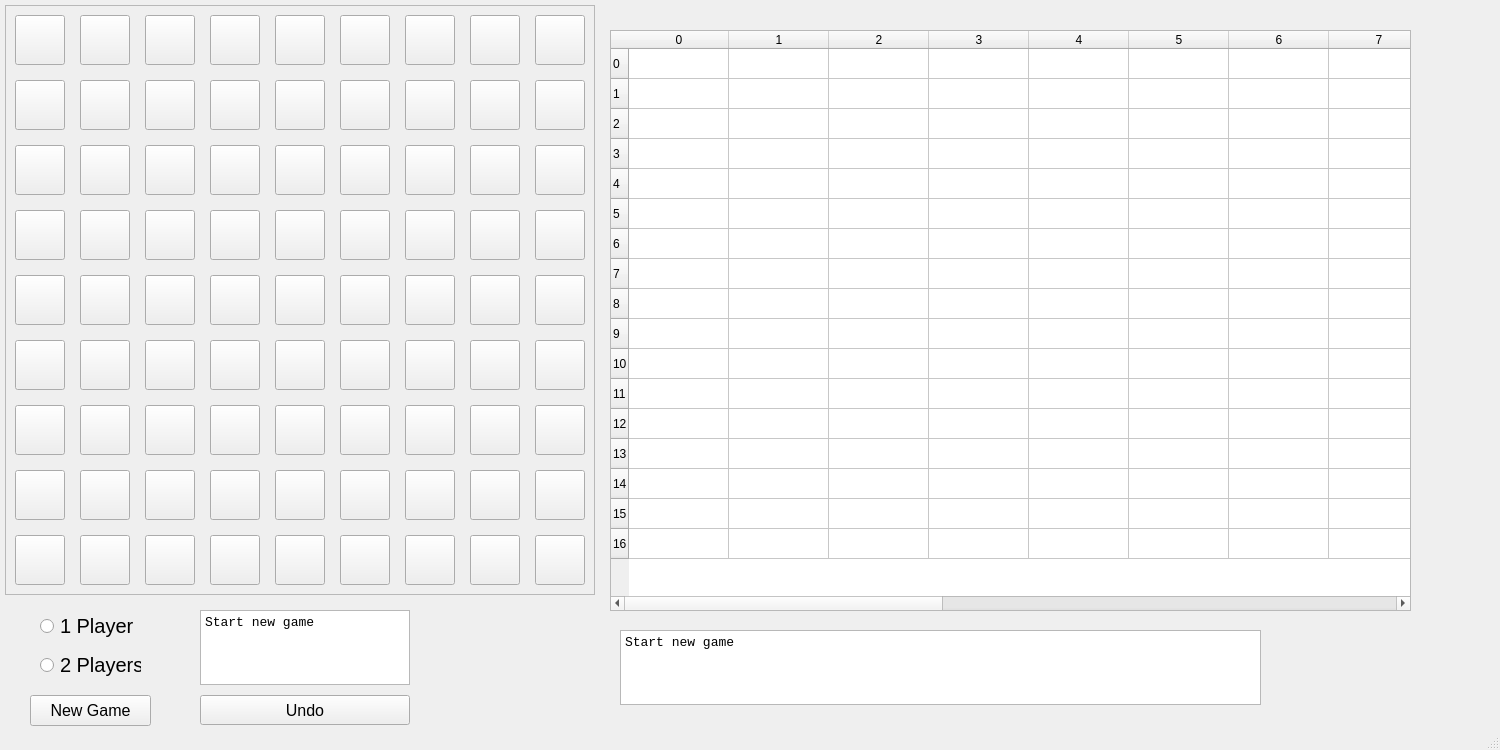
Old version of the form quoridor.ui in the repository crimvael/quoridor.
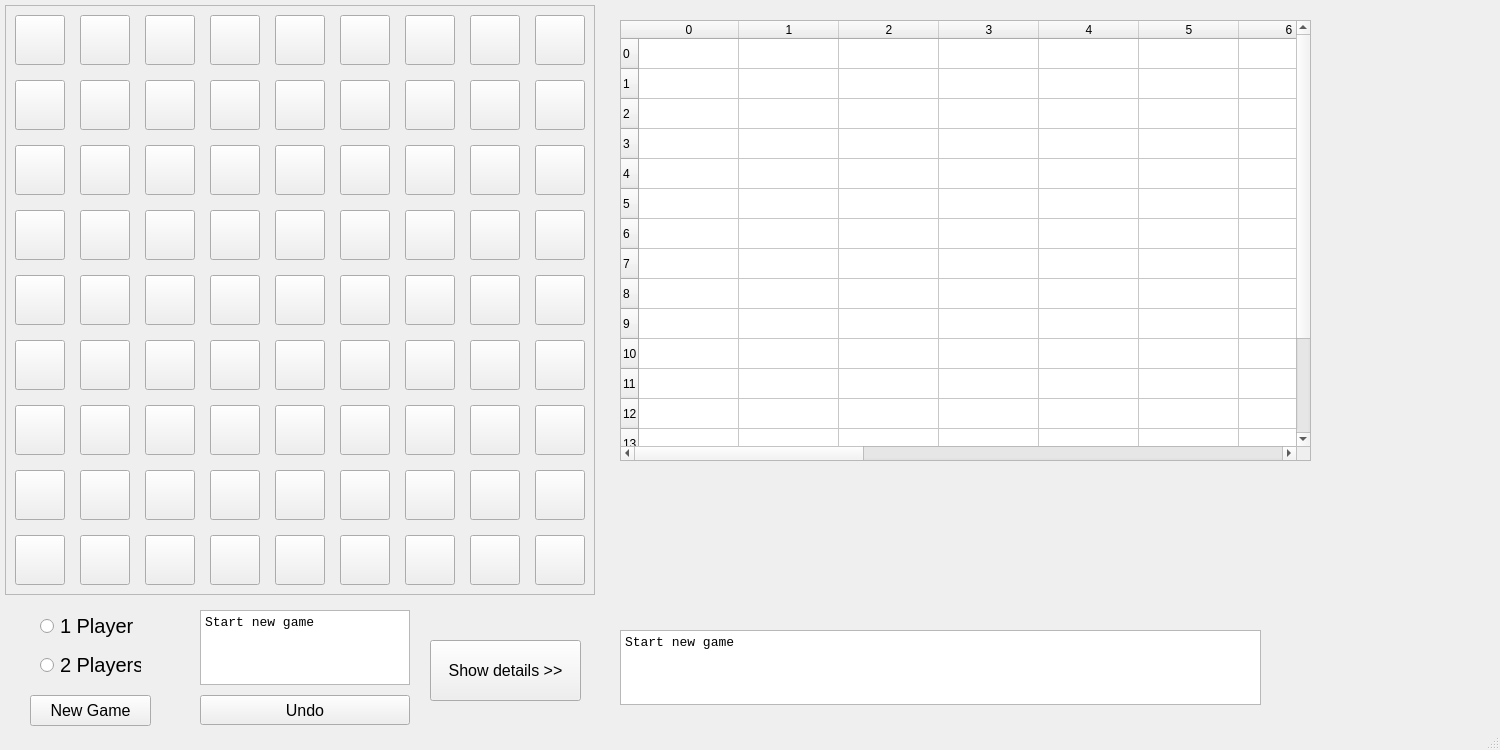
New version of the form.

What changed in the file:
```diff
--- a/quoridor.ui
+++ b/quoridor.ui
@@ -1633,10 +1633,10 @@
    <widget class="QTableWidget" name="tableWidget">
     <property name="geometry">
      <rect>
-      <x>610</x>
-      <y>30</y>
-      <width>801</width>
-      <height>581</height>
+      <x>620</x>
+      <y>20</y>
+      <width>691</width>
+      <height>441</height>
      </rect>
     </property>
     <row>
@@ -1833,6 +1833,27 @@
 &lt;p style=&quot; margin-top:0px; margin-bottom:0px; margin-left:0px; margin-right:0px; -qt-block-indent:0; text-indent:0px;&quot;&gt;Start new game&lt;/p&gt;&lt;/body&gt;&lt;/html&gt;</string>
     </property>
    </widget>
+   <widget class="QPushButton" name="details_Button">
+    <property name="geometry">
+     <rect>
+      <x>430</x>
+      <y>640</y>
+      <width>151</width>
+      <height>61</height>
+     </rect>
+    </property>
+    <property name="font">
+     <font>
+      <pointsize>12</pointsize>
+     </font>
+    </property>
+    <property name="mouseTracking">
+     <bool>true</bool>
+    </property>
+    <property name="text">
+     <string>Show details &gt;&gt;</string>
+    </property>
+   </widget>
   </widget>
   <widget class="QMenuBar" name="menubar">
    <property name="geometry">
```
Left out of the diff: 3 changed lines with no effect on the pictures.
